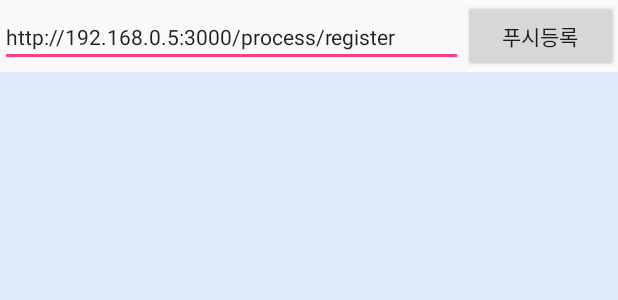
After one commit to wjdghks158/TestProject_high, an Android app: the layout activity_test.xml on its own in the app's theme, with its tools: preview values and no code run, on a phone screen of 412 x 824 dp. The commit adds this screen. Shown: the top 300 px of the screen. Run offline under Robolectric (Android 15) with nearby library versions, the light colour scheme and no system bars; network calls fail.

Commit message:
2월26일 합치기 전

```diff
--- a/app/build.gradle
+++ b/app/build.gradle
@@ -36,4 +36,6 @@ dependencies {
 
 
 
+
+
 apply plugin: 'com.google.gms.google-services'
--- a/app/src/main/java/com/example/unclej/testproject/MainActivity.java
+++ b/app/src/main/java/com/example/unclej/testproject/MainActivity.java
@@ -25,7 +25,9 @@ public class MainActivity extends NavigationActivity {
     protected void onCreate(Bundle savedInstanceState) {
         super.onCreate(savedInstanceState);
         Log.d("박정환", "MainActivity-onCreate");
-/**
+
+        /**
+
         Toolbar toolbar = (Toolbar) findViewById(R.id.toolbar);
         setSupportActionBar(toolbar);
         ActionBar actionBar = getSupportActionBar();
@@ -33,7 +35,7 @@ public class MainActivity extends NavigationActivity {
         actionBar.setDisplayHomeAsUpEnabled(true);
         mDrawerLayout = (DrawerLayout) findViewById(R.id.drawer_layout);
 
-        NavigationView navigationView = (NavigationView) findViewById(R.id.navigation_view);
+        NavigationView navigationView = (NavigationView) findViewById(R.id.nav_left);
         Log.d("박정환","1");
         // 메뉴 선택시 동작을 지정하려면 onNavigationItemSelected 메소드에서 해주면 됩니다.
         navigationView.setNavigationItemSelectedListener(new NavigationView.OnNavigationItemSelectedListener() {
--- /dev/null
+++ b/app/src/main/res/layout/activity_test.xml
@@ -0,0 +1,48 @@
+<?xml version="1.0" encoding="utf-8"?>
+<LinearLayout xmlns:android="http://schemas.android.com/apk/res/android"
+    xmlns:app="http://schemas.android.com/apk/res-auto"
+    xmlns:tools="http://schemas.android.com/tools"
+    android:layout_width="match_parent"
+    android:layout_height="match_parent"
+    android:orientation="vertical"
+    tools:context="com.example.unclej.testproject.TestActivity">
+
+    <LinearLayout
+        android:orientation="horizontal"
+        android:layout_width="match_parent"
+        android:layout_height="wrap_content">
+
+        <EditText
+            android:layout_width="0dp"
+            android:layout_height="wrap_content"
+            android:layout_weight="3"
+            android:textSize="14dp"
+            android:text="http://192.168.0.5:3000/process/register"
+            android:id="@+id/editText3" />
+
+        <Button
+            android:layout_width="0dp"
+            android:layout_height="wrap_content"
+            android:layout_weight="1"
+            android:text="푸시등록"
+            android:id="@+id/button3"
+            android:onClick="onButton3Clicked"/>
+
+    </LinearLayout>
+
+    <ScrollView
+        android:layout_width="match_parent"
+        android:layout_height="match_parent"
+        android:background="#ffdeeafc">
+
+    <TextView
+        android:layout_width="match_parent"
+        android:layout_height="match_parent"
+        android:text=""
+        android:id="@+id/textView" />
+
+
+    </ScrollView>
+
+
+</LinearLayout>
```
Also changed, not shown: app/src/main/AndroidManifest.xml (+5 -4 lines), app/src/main/java/com/example/unclej/testproject/AppLauncher.java (+166 -0 lines), app/src/main/java/com/example/unclej/testproject/MainFragment.java (+46 -0 lines), app/src/main/java/com/example/unclej/testproject/MyFirebaseInstanceIDService.java (+6 -1 lines), app/src/main/java/com/example/unclej/testproject/MyFirebaseMessagingService.java (+54 -2 lines), app/src/main/java/com/example/unclej/testproject/NavigationActivity.java (+14 -1 lines), app/src/main/java/com/example/unclej/testproject/TestActivity.java (added, +94 -0 lines), app/src/main/java/com/example/unclej/testproject/TestActivity2.java (added, +13 -0 lines), app/src/main/res/layout/activity_test2.xml (added, +16 -0 lines).
